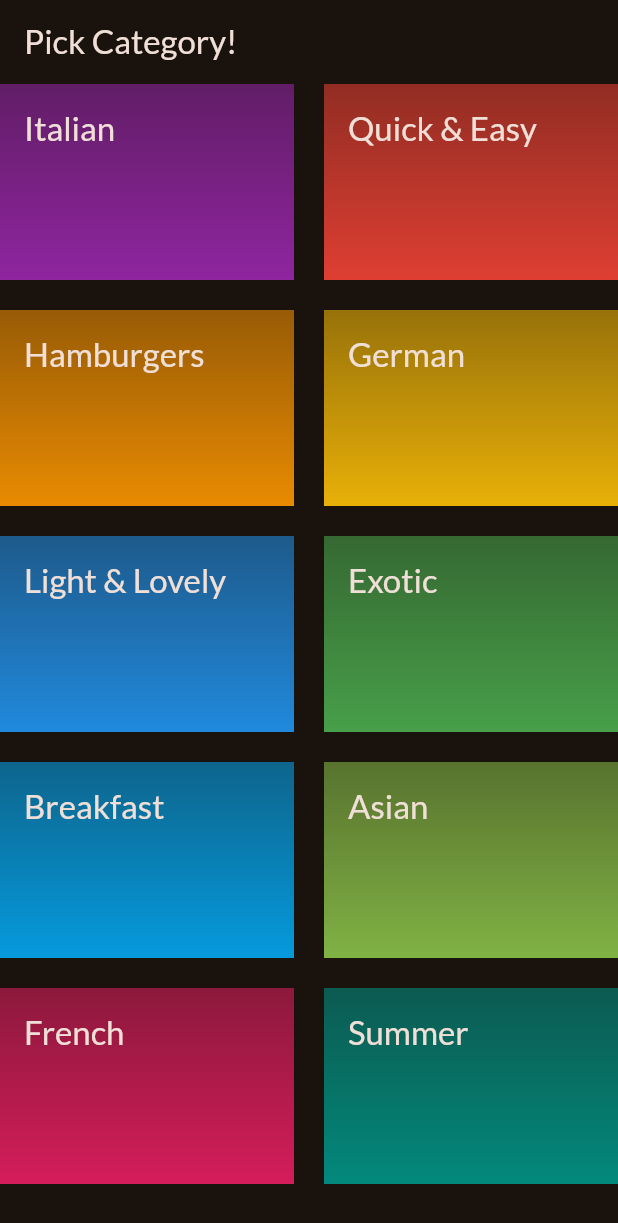
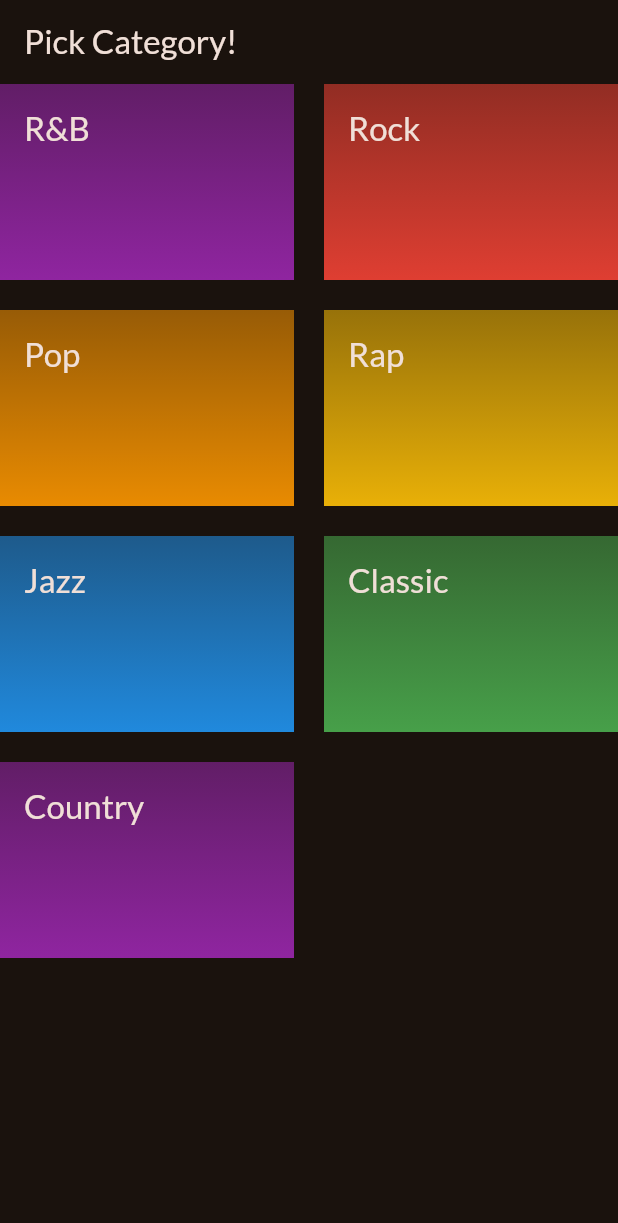
Before and after one commit to heatherbrain/Flutter-Music-App, a Flutter app: the screen it shows after launch, on a phone screen of 412 x 824 dp. Shown: the top 1223 px of the screen. Run offline on Flutter 3.47's test engine with Material 3 defaults, Android fonts, the phone set to English and light mode, and no system bars; our stand-ins replace google_fonts.

Commit message:
change all

```diff
--- a/lib/data/dummy_data.dart
+++ b/lib/data/dummy_data.dart
@@ -5,52 +5,37 @@ import 'package:meals_app/models/category.dart';
 const availableCategories = [
   Category(
     id: 'c1',
-    title: 'Italian',
+    title: 'R&B',
     color: Colors.purple,
   ),
   Category(
     id: 'c2',
-    title: 'Quick & Easy',
+    title: 'Rock',
     color: Colors.red,
   ),
   Category(
     id: 'c3',
-    title: 'Hamburgers',
+    title: 'Pop',
     color: Colors.orange,
   ),
   Category(
     id: 'c4',
-    title: 'German',
+    title: 'Rap',
     color: Colors.amber,
   ),
   Category(
     id: 'c5',
-    title: 'Light & Lovely',
+    title: 'Jazz',
     color: Colors.blue,
   ),
   Category(
     id: 'c6',
-    title: 'Exotic',
+    title: 'Classic',
     color: Colors.green,
   ),
   Category(
     id: 'c7',
-    title: 'Breakfast',
-    color: Colors.lightBlue,
-  ),
-  Category(
-    id: 'c8',
-    title: 'Asian',
-    color: Colors.lightGreen,
-  ),
-  Category(
-    id: 'c9',
-    title: 'French',
-    color: Colors.pink,
-  ),
-  Category(
-    id: 'c10',
-    title: 'Summer',
-    color: Colors.teal,
+    title: 'Country',
+    color: Colors.purple,
   ),
 ];
```
